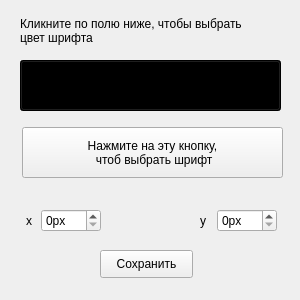
Old version of the form text_parametrs_ui.ui in the repository Albertlll/Mem_generator.
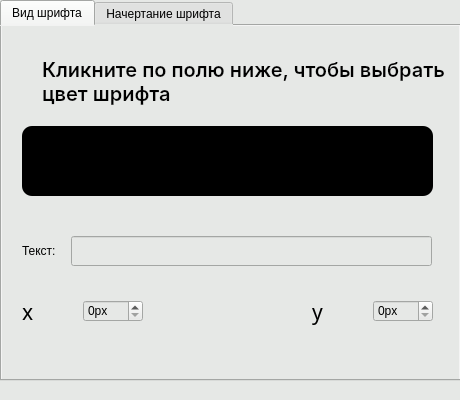
New version of the form.

```diff
--- a/text_parametrs_ui.ui
+++ b/text_parametrs_ui.ui
@@ -6,56 +6,145 @@
    <rect>
     <x>0</x>
     <y>0</y>
-    <width>300</width>
-    <height>300</height>
+    <width>460</width>
+    <height>400</height>
    </rect>
   </property>
   <property name="windowTitle">
    <string>Form</string>
   </property>
   <property name="styleSheet">
+   <string notr="true">background-color: rgb(230, 232, 230);</string>
+  </property>
+  <widget class="QTabWidget" name="tabWidget">
+   <property name="geometry">
+    <rect>
+     <x>0</x>
+     <y>0</y>
+     <width>461</width>
+     <height>381</height>
+    </rect>
+   </property>
+   <property name="styleSheet">
+    <string notr="true">background-color: rgb(230, 232, 230);</string>
+   </property>
+   <property name="currentIndex">
+    <number>0</number>
+   </property>
+   <widget class="QWidget" name="tab">
+    <attribute name="title">
+     <string>Вид шрифта</string>
+    </attribute>
+    <widget class="QPushButton" name="change_color">
+     <property name="geometry">
+      <rect>
+       <x>20</x>
+       <y>100</y>
+       <width>411</width>
+       <height>70</height>
+      </rect>
+     </property>
+     <property name="styleSheet">
+      <string notr="true">background-color: rgb(0, 0, 0);
+border-radius: 10px;
+
+</string>
+     </property>
+     <property name="text">
+      <string/>
+     </property>
+    </widget>
+    <widget class="QWidget" name="horizontalLayoutWidget_3">
+     <property name="geometry">
+      <rect>
+       <x>20</x>
+       <y>260</y>
+       <width>121</width>
+       <height>51</height>
+      </rect>
+     </property>
+     <layout class="QHBoxLayout" name="horizontalLayout_5">
+      <item>
+       <widget class="QLabel" name="label_6">
+        <property name="font">
+         <font>
+          <family>Arial Black</family>
+          <pointsize>16</pointsize>
+         </font>
+        </property>
+        <property name="text">
+         <string>х</string>
+        </property>
+       </widget>
+      </item>
+      <item>
+       <widget class="QSpinBox" name="change_x">
+        <property name="styleSheet">
    <string notr="true"/>
   </property>
+        <property name="buttonSymbols">
+         <enum>QAbstractSpinBox::UpDownArrows</enum>
+        </property>
+        <property name="suffix">
+         <string>px</string>
+        </property>
+        <property name="prefix">
+         <string/>
+        </property>
+        <property name="maximum">
+         <number>500</number>
+        </property>
+       </widget>
+      </item>
+     </layout>
+    </widget>
   <widget class="QLabel" name="label_2">
    <property name="geometry">
     <rect>
-     <x>20</x>
-     <y>10</y>
-     <width>271</width>
-     <height>41</height>
-    </rect>
-   </property>
+       <x>40</x>
+       <y>30</y>
+       <width>411</width>
+       <height>51</height>
+      </rect>
+     </property>
+     <property name="font">
+      <font>
+       <family>Inter,sans-serif</family>
+       <pointsize>-1</pointsize>
+       <weight>62</weight>
+       <bold>true</bold>
+      </font>
+     </property>
+     <property name="styleSheet">
+      <string notr="true">font-size:20px;
+
+font-family: Inter,sans-serif;
+font-weight: 500;
+border-radius: 10px;</string>
+     </property>
    <property name="text">
     <string>Кликните по полю ниже, чтобы выбрать 
 цвет шрифта</string>
    </property>
   </widget>
-  <widget class="QPushButton" name="pushButton">
-   <property name="geometry">
-    <rect>
-     <x>22</x>
-     <y>127</y>
-     <width>261</width>
-     <height>51</height>
-    </rect>
-   </property>
-   <property name="text">
-    <string>Нажмите на эту кнопку,
- чтоб выбрать шрифт</string>
-   </property>
-  </widget>
   <widget class="QWidget" name="horizontalLayoutWidget_2">
    <property name="geometry">
     <rect>
-     <x>200</x>
-     <y>200</y>
-     <width>77</width>
-     <height>41</height>
+       <x>310</x>
+       <y>260</y>
+       <width>121</width>
+       <height>51</height>
     </rect>
    </property>
    <layout class="QHBoxLayout" name="horizontalLayout_4">
     <item>
      <widget class="QLabel" name="label_5">
+        <property name="font">
+         <font>
+          <family>Arial Black</family>
+          <pointsize>16</pointsize>
+         </font>
+        </property>
       <property name="text">
        <string>y</string>
       </property>
@@ -79,69 +168,154 @@
     </item>
    </layout>
   </widget>
-  <widget class="QWidget" name="horizontalLayoutWidget_3">
+    <widget class="QLineEdit" name="lineEdit">
    <property name="geometry">
     <rect>
-     <x>26</x>
-     <y>200</y>
-     <width>75</width>
-     <height>41</height>
-    </rect>
-   </property>
-   <layout class="QHBoxLayout" name="horizontalLayout_5">
-    <item>
-     <widget class="QLabel" name="label_6">
+       <x>69</x>
+       <y>210</y>
+       <width>361</width>
+       <height>30</height>
+      </rect>
+     </property>
+    </widget>
+    <widget class="QLabel" name="label_3">
+     <property name="geometry">
+      <rect>
+       <x>20</x>
+       <y>210</y>
+       <width>41</width>
+       <height>30</height>
+      </rect>
+     </property>
       <property name="text">
-       <string>х</string>
-      </property>
-     </widget>
-    </item>
-    <item>
-     <widget class="QSpinBox" name="spinBox_4">
-      <property name="buttonSymbols">
-       <enum>QAbstractSpinBox::UpDownArrows</enum>
-      </property>
-      <property name="suffix">
-       <string>px</string>
-      </property>
-      <property name="prefix">
-       <string/>
-      </property>
-      <property name="maximum">
-       <number>500</number>
-      </property>
-     </widget>
-    </item>
-   </layout>
-  </widget>
-  <widget class="QPushButton" name="pushButton_2">
+      <string>Текст:</string>
+     </property>
+    </widget>
+   </widget>
+   <widget class="QWidget" name="tab_2">
+    <attribute name="title">
+     <string>Начертание шрифта</string>
+    </attribute>
+    <widget class="QLabel" name="label">
+     <property name="geometry">
+      <rect>
+       <x>150</x>
+       <y>210</y>
+       <width>161</width>
+       <height>31</height>
+      </rect>
+     </property>
+     <property name="font">
+      <font>
+       <family>Inter,sans-serif</family>
+       <pointsize>-1</pointsize>
+       <weight>62</weight>
+       <bold>true</bold>
+      </font>
+     </property>
+     <property name="styleSheet">
+      <string notr="true">font-family: Inter,sans-serif;
+font-weight: 500;
+font-size:20px;
+</string>
+     </property>
+     <property name="text">
+      <string>Размер шрифта</string>
+     </property>
+    </widget>
+    <widget class="QSpinBox" name="font_size_box">
    <property name="geometry">
     <rect>
-     <x>100</x>
+       <x>130</x>
      <y>250</y>
-     <width>93</width>
-     <height>28</height>
-    </rect>
-   </property>
+       <width>201</width>
+       <height>41</height>
+      </rect>
+     </property>
+     <property name="suffix">
+      <string>px</string>
+     </property>
+     <property name="value">
+      <number>20</number>
+     </property>
+    </widget>
+    <widget class="QPushButton" name="select_self_font_btn">
+     <property name="geometry">
+      <rect>
+       <x>80</x>
+       <y>130</y>
+       <width>300</width>
+       <height>70</height>
+      </rect>
+     </property>
+     <property name="font">
+      <font>
+       <family>Inter,sans-serif</family>
+       <pointsize>-1</pointsize>
+       <weight>62</weight>
+       <bold>true</bold>
+      </font>
+     </property>
+     <property name="styleSheet">
+      <string notr="true">QPushButton
+{
+	font-family: Inter,sans-serif;
+	background-color: rgb(233, 196, 106);
+	font-weight: 500;
+	font-size:20px;
+	border-radius: 20px;
+}
+
+QPushButton:hover
+{
+	background-color: rgb(223, 41, 53);
+	color: white;
+}</string>
+     </property>
    <property name="text">
-    <string>Сохранить</string>
-   </property>
-  </widget>
-  <widget class="QPushButton" name="pushButton_3">
+      <string>Выбрать начертание шрифта
+из встроенных</string>
+     </property>
+    </widget>
+    <widget class="QPushButton" name="select_own_font_btn">
    <property name="geometry">
     <rect>
-     <x>20</x>
-     <y>60</y>
-     <width>261</width>
-     <height>51</height>
-    </rect>
-   </property>
+       <x>80</x>
+       <y>40</y>
+       <width>300</width>
+       <height>70</height>
+      </rect>
+     </property>
+     <property name="font">
+      <font>
+       <family>Inter,sans-serif</family>
+       <pointsize>-1</pointsize>
+       <weight>62</weight>
+       <bold>true</bold>
+      </font>
+     </property>
    <property name="styleSheet">
-    <string notr="true">background-color: rgb(0, 0, 0);</string>
+      <string notr="true">QPushButton
+{
+	font-family: Inter,sans-serif;
+	background-color: rgb(233, 196, 106);
+	font-weight: 500;
+	font-size:20px;
+	border-radius: 20px;
+}
+
+QPushButton:hover
+{
+	background-color: rgb(223, 41, 53);
+	color: white;
+}</string>
    </property>
    <property name="text">
-    <string/>
-   </property>
+      <string>Своё начертание 
+ шрифта</string>
+     </property>
+    </widget>
+   </widget>
   </widget>
  </widget>
  <resources/>
```
Left out of the diff: 2 changed lines with no effect on the pictures. Lines whose indentation alone changed are shown as unchanged.
